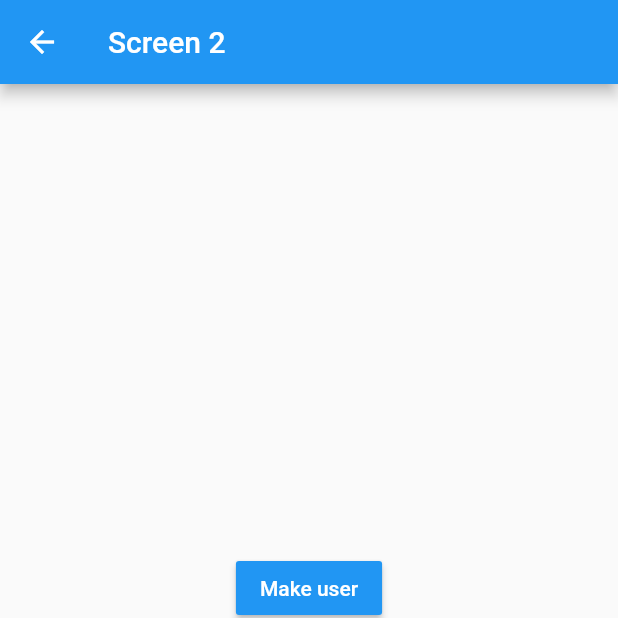
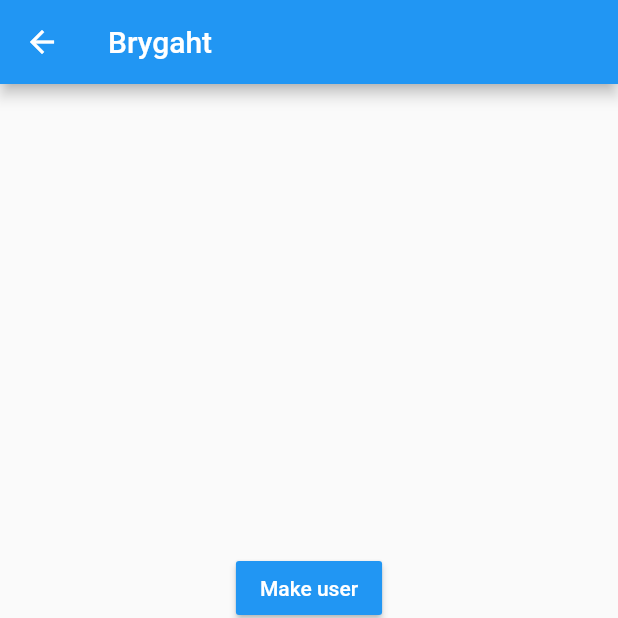
Before and after one commit to JensLam12/states_app, a Flutter app: the Screen2 screen opened by its route, after a tap on "Make user", on a phone screen of 412 x 824 dp, the top half of it. Run offline on Flutter 3.47's test engine with Material 2 defaults, Android fonts, the phone set to English and light mode, and no system bars; accounts and stored records are empty.

```diff
--- a/lib/models/user.dart
+++ b/lib/models/user.dart
@@ -1,11 +1,11 @@
 class User {
   String name;
   int age;
-  List<String> professions;
+  List<String>? professions;
 
   User({
     required this.name,
     required this.age,
-    required this.professions
+    this.professions
   });
 }
--- a/lib/screens/screen1.dart
+++ b/lib/screens/screen1.dart
@@ -1,15 +1,31 @@
 import 'package:flutter/material.dart';
+import 'package:provider/provider.dart';
+import 'package:states_app/services/users_service.dart';
+
+import '../models/user.dart';
 
 class Screen1 extends StatelessWidget {
   const Screen1({super.key});
 
   @override
   Widget build(BuildContext context) {
+
+    final userService = Provider.of<UsersService>(context);
+
     return Scaffold(
       appBar: AppBar(
         title: const Text('Screen 1'),
+        actions: [
+          IconButton(
+            onPressed: userService.removeUser,
+            icon: const Icon( Icons.exit_to_app)
+          )
+        ],
       ),
-      body: userInfo(),
+      body: userService.existsUser
+        ? userInfo(user: userService.user!)
+        : const Center(child: Text("There's no user selected" )
+      ),
       floatingActionButton: FloatingActionButton(
         child: const Icon( Icons.accessibility_new),
         onPressed: () => Navigator.pushNamed(context, 'screen2'),
@@ -19,8 +35,10 @@ class Screen1 extends StatelessWidget {
 }
 
 class userInfo extends StatelessWidget {
+  final User user;
   const userInfo({
     Key? key,
+    required this.user,
   }) : super(key: key);
 
   @override
@@ -31,17 +49,17 @@ class userInfo extends StatelessWidget {
       padding: const EdgeInsets.all(20.0),
       child: Column(
         crossAxisAlignment: CrossAxisAlignment.start,
-        children: const [
-          Text('General', style: TextStyle(fontSize: 18, fontWeight: FontWeight.bold ) ),
-          Divider(),
-          ListTile( title: Text('Name: ') ),
-          ListTile( title: Text('Edad: ') ),
+        children: [
+          const Text('General', style: TextStyle(fontSize: 18, fontWeight: FontWeight.bold ) ),
+          const Divider(),
+          ListTile( title: Text('Name: ${user.name}') ),
+          ListTile( title: Text('Edad: ${user.age}') ),
 
-          Text('Profesiones', style: TextStyle(fontSize: 18, fontWeight: FontWeight.bold ) ),
-          Divider(),
-          ListTile( title: Text('Profesion 1') ),
-          ListTile( title: Text('Profesion 2') ),
-          ListTile( title: Text('Profesion 3') ),
+          const Text('Profesiones', style: TextStyle(fontSize: 18, fontWeight: FontWeight.bold ) ),
+          const Divider(),
+          ...user.professions!.map(
+            (profession) => ListTile( title: Text(profession) )
+          ).toList()
         ],
       ),
     );
--- a/lib/screens/screen2.dart
+++ b/lib/screens/screen2.dart
@@ -1,13 +1,19 @@
 import 'package:flutter/material.dart';
+import 'package:provider/provider.dart';
+import 'package:states_app/models/user.dart';
+
+import '../services/users_service.dart';
 
 class Screen2 extends StatelessWidget {
   const Screen2({super.key});
 
   @override
   Widget build(BuildContext context) {
+    final userService = Provider.of<UsersService>(context);
+
     return Scaffold(
       appBar: AppBar(
-        title: const Text('Screen 2'),
+        title: userService.existsUser ? Text(userService.user!.name) : const Text('Screen 2'),
       ),
       body: Center(
         child: Column(
@@ -15,21 +21,26 @@ class Screen2 extends StatelessWidget {
           children: [
             MaterialButton(
               onPressed: () {
-
+                final newUser = User(
+                  name: "Brygaht",
+                  age: 29,
+                  professions: ["Fullstack Developer","Professional player"]
+                );
+                userService.user = newUser;
               },
               color: Colors.blue,
               child: const Text( 'Make user', style: TextStyle( color: Colors.white) ),
             ),
             MaterialButton(
               onPressed: () {
-
+                userService.updateAge(38);
               },
               color: Colors.blue,
               child: const Text( 'Change age', style: TextStyle( color: Colors.white) ),
             ),
             MaterialButton(
               onPressed: () {
-
+                userService.addProfession();
               },
               color: Colors.blue,
               child: const Text( 'Add profession', style: TextStyle( color: Colors.white) ),
--- /dev/null
+++ b/lib/services/users_service.dart
@@ -0,0 +1,29 @@
+import 'package:flutter/cupertino.dart';
+import '../models/user.dart';
+
+class UsersService with ChangeNotifier {
+  User? _user;
+
+  User? get user => _user;
+  bool get existsUser => _user != null ? true : false;
+
+  set user(User? user) {
+    _user = user;
+    notifyListeners();
+  }
+
+  void updateAge(int age) {
+    _user!.age = age;
+    notifyListeners();
+  }
+
+  void removeUser() {
+    _user = null;
+    notifyListeners();
+  }
+
+  void addProfession() {
+    _user?.professions?.add('Profession ${_user!.professions!.length + 1}');
+    notifyListeners();
+  }
+}
--- a/pubspec.yaml
+++ b/pubspec.yaml
@@ -36,6 +36,7 @@ dependencies:
   # The following adds the Cupertino Icons font to your application.
   # Use with the CupertinoIcons class for iOS style icons.
   cupertino_icons: ^1.0.2
+  provider: ^6.0.5
 
 dev_dependencies:
   flutter_test:
```
Also changed, not shown: lib/main.dart (+8 -1 lines), pubspec.lock.
